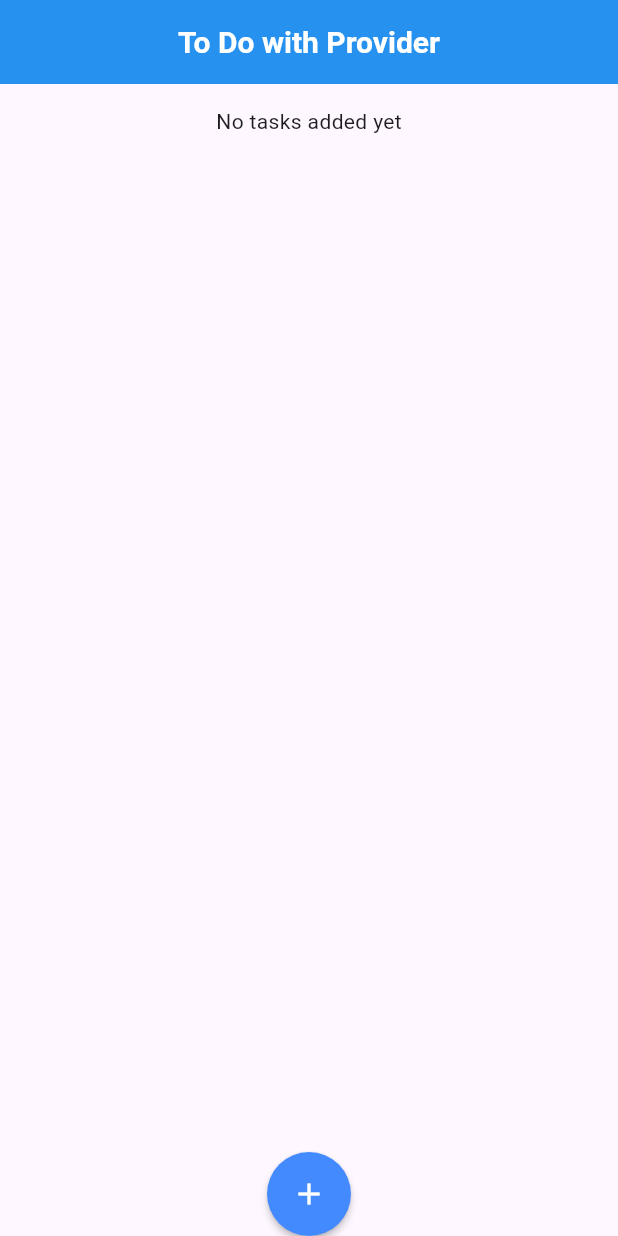
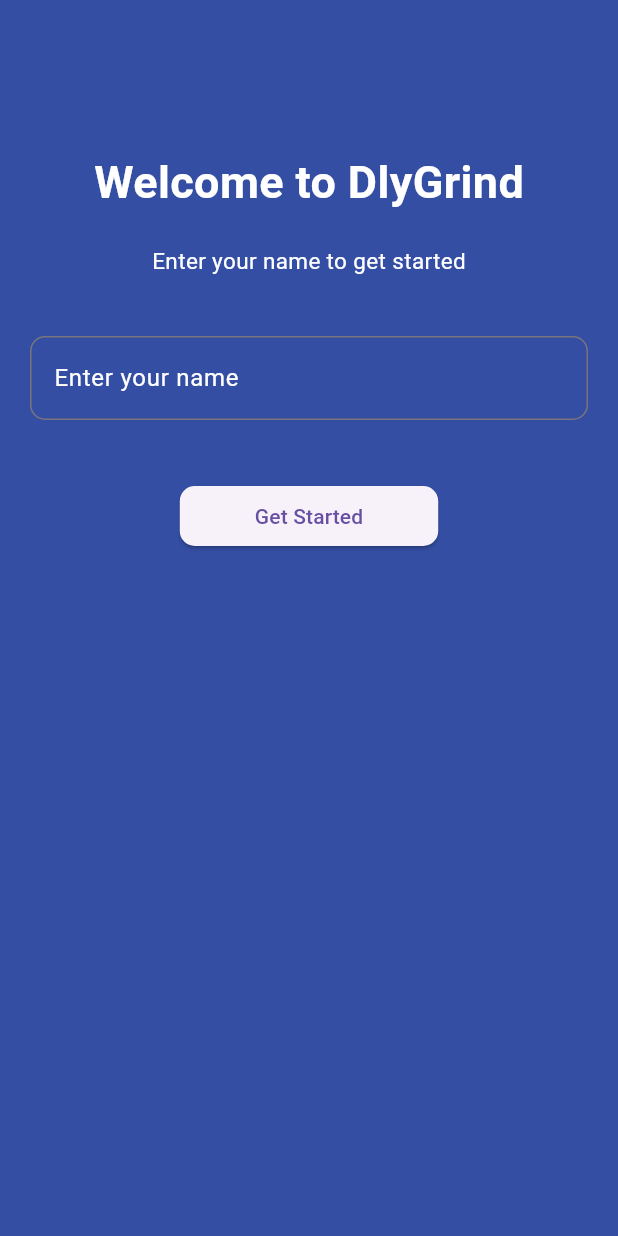
Before and after one commit to ArsalanAyaz10/ToDo_Provider, a Flutter app: the screen it shows after launch, on a phone screen of 412 x 824 dp. Run offline on Flutter 3.47's test engine with Material 3 defaults, Android fonts, the phone set to English and light mode, and no system bars.

Commit message:
Changed Ui & Project Structure

```diff
--- /dev/null
+++ b/lib/Screens/getStarted.dart
@@ -0,0 +1,94 @@
+import 'package:flutter/material.dart';
+
+import 'HomeScreen.dart';
+
+class getStartedPage extends StatelessWidget {
+  const getStartedPage({super.key});
+
+  @override
+  Widget build(BuildContext context) {
+    return Scaffold(
+      backgroundColor: Color.fromRGBO(52, 78, 163,1),
+      body: getUserName(),
+    );
+  }
+}
+
+class getUserName extends StatefulWidget {
+  const getUserName({super.key});
+
+  @override
+  State<getUserName> createState() => _getUserNameState();
+}
+
+class _getUserNameState extends State<getUserName> {
+
+  TextEditingController _controller = TextEditingController();
+
+  @override
+  Widget build(BuildContext context) {
+    return SafeArea(
+      child: Column(
+        children: [
+          const SizedBox(height: 100),
+          const Text(
+            "Welcome to DlyGrind",
+            style: TextStyle(
+              color: Colors.white,
+              fontSize: 30,
+              fontWeight: FontWeight.bold,
+            ),
+          ),
+          const SizedBox(height: 20),
+          const Text(
+            "Enter your name to get started",
+            style: TextStyle(
+              color: Colors.white,
+              fontSize: 15,
+            ),
+          ),
+          const SizedBox(height: 20),
+          Padding(
+            padding: const EdgeInsets.all(20),
+            child: TextFormField(
+              validator: (value) {
+                if (value == null || value.isEmpty) {
+                  return "Please enter your name";
+                }
+                return null;
+              },
+              controller: _controller,
+              style: TextStyle(color: Colors.white),
+              decoration: InputDecoration(
+                hoverColor: Colors.grey,
+                fillColor: Colors.white,
+                hintText: "Enter your name",
+                hintStyle: TextStyle(color: Colors.white),
+                border: OutlineInputBorder(
+                  borderRadius: BorderRadius.circular(10),
+                ),
+              ),
+            ),
+          ),
+          const SizedBox(height: 20),
+          ElevatedButton(
+            onPressed: () {
+              String _username = _controller.text;
+              if(_username.isEmpty){
+                return ;
+              }
+              Navigator.of(context).push(MaterialPageRoute(builder: (context) => HomeScreen(userName: _username,)));
+            },
+            style: ElevatedButton.styleFrom(
+              padding: const EdgeInsets.symmetric(horizontal: 50, vertical: 10),
+              shape: RoundedRectangleBorder(
+                borderRadius: BorderRadius.circular(10),
+              ),
+            ),
+            child: const Text("Get Started"),
+          ),
+        ],
+      ),
+    );
+  }
+}
--- a/lib/main.dart
+++ b/lib/main.dart
@@ -1,8 +1,9 @@
-import 'package:curved_navigation_bar/curved_navigation_bar.dart';
 import 'package:flutter/material.dart';
 import 'package:provider/provider.dart';
-import 'package:todoui/taskCard.dart';
-import 'TaskModel.dart';
+import 'package:todoui/Screens/HomeScreen.dart';
+import 'package:todoui/Screens/getStarted.dart';
+import 'Model/TaskModel.dart';
+
 
 void main() {
   runApp(
@@ -14,181 +15,12 @@ void main() {
 }
 
 class MyApp extends StatelessWidget {
-  MyApp({super.key});
+  const MyApp({super.key});
 
   @override
   Widget build(BuildContext context) {
     return MaterialApp(
-      home: Consumer<TaskProvider>(
-        builder: (context, value, child) {
-          return Scaffold(
-             floatingActionButtonAnimator: FloatingActionButtonAnimator.scaling,
-              floatingActionButtonLocation: FloatingActionButtonLocation.centerDocked,
-              floatingActionButton: FloatingActionButton(
-                onPressed: () async {
-                  await _showMyDialog(context);
-                },
-                shape: CircleBorder(),
-                focusElevation: 2,
-                splashColor: Colors.lightBlue,
-                elevation: 2,
-                backgroundColor: Colors.blueAccent,
-                foregroundColor: Colors.white,
-                child: const Icon(Icons.add),
-              ),
-              appBar: AppBar(
-                backgroundColor: Colors.blue,
-                centerTitle: true,
-                elevation: 2,
-                title: const Text(
-                  "To Do with Provider",
-                  style: TextStyle(
-                    fontWeight: FontWeight.bold,
-                    fontSize: 20,
-                    color: Colors.white,
-                  ),
-                ),
-              ),
-              body: const BuildUI(),
-            );
-        },
-      ),
+      home: getStartedPage(),
     );
-
   }
 }
-
-class BuildUI extends StatefulWidget {
-  const BuildUI({super.key});
-
-  @override
-  State<BuildUI> createState() => _BuildUIState();
-}
-
-class _BuildUIState extends State<BuildUI> {
-
-  @override
-  Widget build(BuildContext context) {
-        return SingleChildScrollView(
-          child: SafeArea(
-            child: Column(
-              children: [
-
-             Consumer<TaskProvider>(
-        builder: (context, Task, child) {
-          if(context.watch<TaskProvider>().tasks.isEmpty){
-            return const Center(
-              child: Padding(
-                padding: EdgeInsets.only(top: 15),
-                child: Text("No tasks added yet"),
-              ),
-            );
-          }
-          return ListView.builder(
-            padding: EdgeInsets.only(top: 20, bottom: 5,left: 5,right: 5),
-            shrinkWrap: true,
-            physics: const NeverScrollableScrollPhysics(),
-            itemCount: context
-                .watch<TaskProvider>()
-                .tasks
-                .length,
-            itemBuilder: (context, index) {
-              final task = context
-                  .watch<TaskProvider>()
-                  .tasks[index];
-              return taskCard(
-                index: index,
-                taskTitle: task.title,
-                description: task.description,
-                isCompleted: task.isCompleted,
-              );
-            },
-          );
-        },
-             ),
-              ]
-            ),
-          ),
-        );
-  }
-}
-
-
-//task dialog box
-
-Future<void> _showMyDialog(BuildContext context) async {
-
-  TextEditingController _titlecontroller = TextEditingController();
-  TextEditingController _desc_controller = TextEditingController();
-
-  return showDialog<void>(
-    context: context,
-    barrierDismissible: true, // user must tap button!
-    builder: (BuildContext context) {
-      return AlertDialog.adaptive(
-        title: const Text('Add Task'),
-        content: SingleChildScrollView(
-          child: ListBody(
-            children: [
-              Padding(
-                padding: const EdgeInsets.all(8.0),
-                child: TextFormField(
-                  controller: _titlecontroller,
-                  decoration: InputDecoration(
-                    labelText: "Task Title",
-                    prefixIcon: const Icon(Icons.event_note_outlined),
-                    filled: true,
-                    fillColor: const Color.fromARGB(255, 246, 246, 246),
-                    border: OutlineInputBorder(
-                      borderRadius: BorderRadius.circular(15),
-                    ),
-                  ),
-                  validator: (value) {
-                    if (value == null || value.isEmpty) {
-                      return 'Enter task title';
-                    }
-                    return null;
-                  },
-                ),
-              ),
-               Padding(
-                padding: const EdgeInsets.all(8.0),
-                child: TextFormField(
-                  controller: _desc_controller,
-                  decoration: InputDecoration(
-                    labelText: "Task Description",
-                    prefixIcon: const Icon(Icons.pending_actions),
-                    filled: true,
-                    fillColor: const Color.fromARGB(255, 246, 246, 246),
-                    border: OutlineInputBorder(
-                      borderRadius: BorderRadius.circular(15),
-                    ),
-                  ),
-                  validator: (value) {
-                    if (value == null || value.isEmpty) {
-                      return 'Enter task Description';
-                    }
-                    return null;
-                  },
-                ),
-              ),
-            ],
-          ),
-        ),
-        actions: [
-          ElevatedButton(onPressed: () {
-            if(_titlecontroller.text.isEmpty || _desc_controller.text.isEmpty){
-              return;
-            }
-            context.read<TaskProvider>().addTask(_titlecontroller.text, _desc_controller.text);
-            _titlecontroller.clear();
-            _desc_controller.clear();
-            Navigator.of(context).pop();
-          },
-            child: Text("Add"),
-          ),
-        ],
-      );
-    },
-  );
-}
```
Also changed, not shown: lib/Model/TaskModel.dart (renamed from lib/TaskModel.dart, +15 -3 lines), lib/Screens/HomeScreen.dart (added, +199 -0 lines), lib/Widgets/dialogBox.dart (added, +81 -0 lines), lib/Widgets/taskCard.dart (renamed from lib/taskCard.dart, +4 -3 lines).
